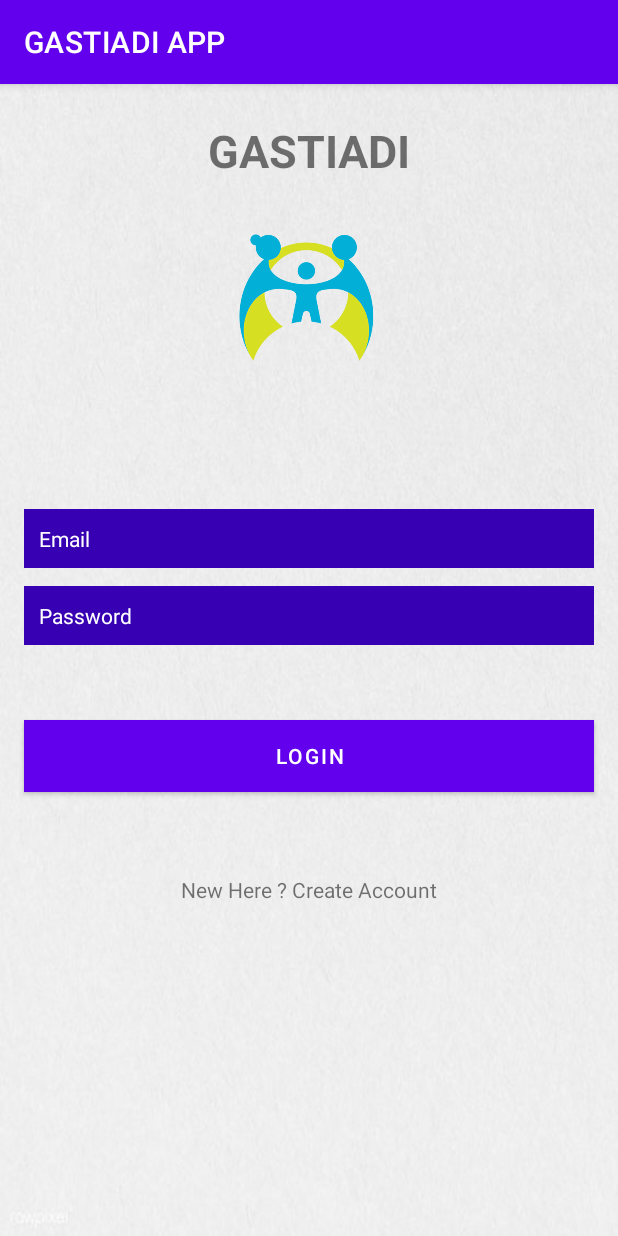
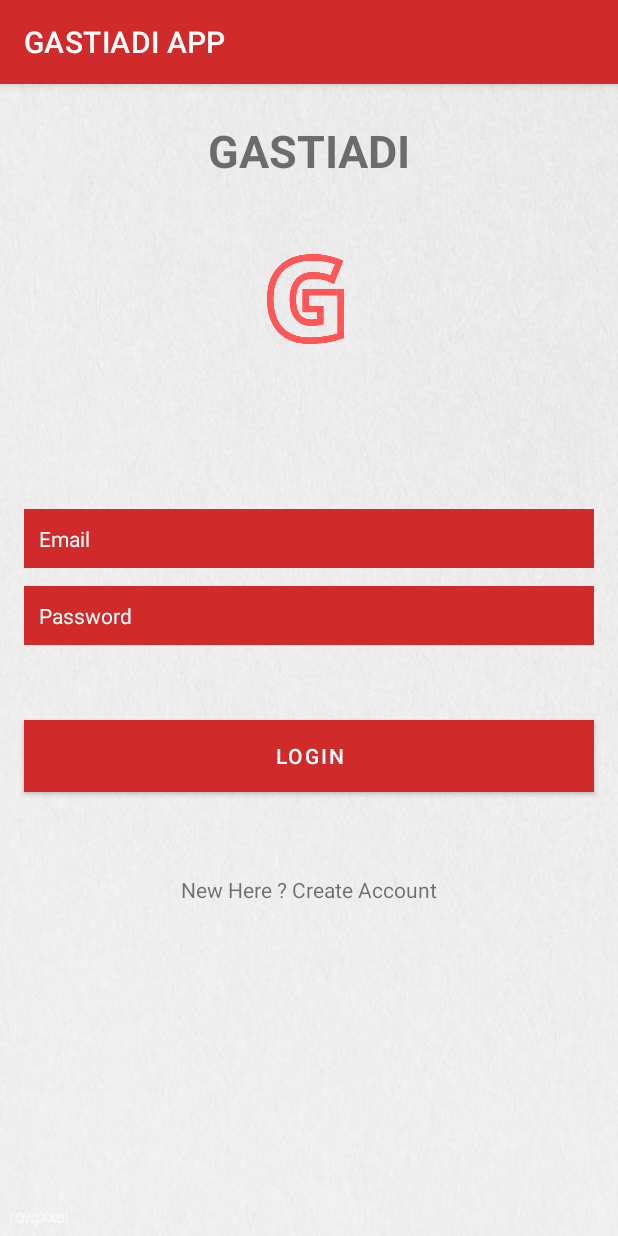
Before and after one commit to irfanazizalamin/GASTIADI-APP, an Android app: the Login screen opened directly, with no data from a screen before it, on a phone screen of 412 x 824 dp. Run offline under Robolectric (Android 15) with nearby library versions, the phone set to English and light mode, and no system bars; our stand-ins replace Firebase (no records; nobody signed in at launch, a user with empty details on screens opened directly).

Commit message:
change theme

```diff
--- a/app/src/main/java/com/dicoding/picodiploma/gastiadiapp/MainActivity.java
+++ b/app/src/main/java/com/dicoding/picodiploma/gastiadiapp/ui/MainActivity.java
@@ -1,4 +1,4 @@
-package com.dicoding.picodiploma.gastiadiapp;
+package com.dicoding.picodiploma.gastiadiapp.ui;
 
 import androidx.appcompat.app.AppCompatActivity;
 
@@ -7,6 +7,7 @@ import android.os.Bundle;
 import android.view.View;
 import android.widget.Toast;
 
+import com.dicoding.picodiploma.gastiadiapp.R;
 import com.dicoding.picodiploma.gastiadiapp.ui.chat.ChatFragment;
 import com.dicoding.picodiploma.gastiadiapp.ui.dashboard.DashboardFragment;
 import com.dicoding.picodiploma.gastiadiapp.ui.profile.Login;
--- a/app/src/main/res/layout/activity_login.xml
+++ b/app/src/main/res/layout/activity_login.xml
@@ -32,7 +32,7 @@
         app:layout_constraintHorizontal_bias="0.51"
         app:layout_constraintStart_toStartOf="@+id/textView"
         app:layout_constraintTop_toTopOf="parent"
-        app:srcCompat="@drawable/background" />
+        app:srcCompat="@drawable/ic_icon" />
 
     <EditText
         android:id="@+id/Email"
@@ -42,13 +42,13 @@
         android:layout_marginLeft="16dp"
         android:layout_marginEnd="16dp"
         android:layout_marginRight="16dp"
-        android:background="@color/colorPrimaryDark"
+        android:background="@color/purple_500"
         android:ems="10"
         android:inputType="textEmailAddress"
         android:padding="10dp"
         android:hint="Email"
-        android:textColorHint="@color/colorWhite"
-        android:textColor="@color/colorWhite"
+        android:textColorHint="@color/white"
+        android:textColor="@color/white"
         android:textSize="14sp"
         app:layout_constraintBottom_toBottomOf="parent"
         app:layout_constraintEnd_toEndOf="parent"
@@ -64,13 +64,13 @@
         android:layout_marginLeft="16dp"
         android:layout_marginEnd="16dp"
         android:layout_marginRight="16dp"
-        android:background="@color/colorPrimaryDark"
+        android:background="@color/purple_500"
         android:ems="10"
         android:inputType="textPassword"
         android:padding="10dp"
         android:hint="Password"
-        android:textColorHint="@color/colorWhite"
-        android:textColor="@color/colorWhite"
+        android:textColorHint="@color/white"
+        android:textColor="@color/white"
         android:textSize="14sp"
         app:layout_constraintBottom_toBottomOf="parent"
         app:layout_constraintEnd_toEndOf="parent"
@@ -87,7 +87,7 @@
         android:layout_marginTop="24dp"
         android:layout_marginEnd="16dp"
         android:layout_marginRight="16dp"
-        android:background="@color/colorWhite"
+        android:background="@color/white"
         android:text="LOGIN"
         app:layout_constraintBottom_toBottomOf="parent"
         app:layout_constraintEnd_toEndOf="parent"
--- a/app/src/main/res/values/colors.xml
+++ b/app/src/main/res/values/colors.xml
@@ -1,16 +1,12 @@
 <?xml version="1.0" encoding="utf-8"?>
 <resources>
-    <color name="purple_200">#FFBB86FC</color>
-    <color name="purple_500">#FF6200EE</color>
-    <color name="purple_700">#FF3700B3</color>
+    <color name="purple_200">#fc5454</color>
+    <color name="purple_500">#D12A2A</color>
+    <color name="purple_700">#AC1111</color>
+    <color name="purple_900">#650000</color>
     <color name="teal_200">#FF03DAC5</color>
     <color name="teal_700">#FF018786</color>
     <color name="black">#FF000000</color>
     <color name="white">#FFFFFFFF</color>
     <color name="red">	#FFFF0000</color>
-    <color name="blue">#185adb</color>
-    <color name="colorPrimary">#6200EE</color>
-    <color name="colorWhite">#FFFFFF</color>
-    <color name="colorPrimaryDark">#3700B3</color>
-    <color name="colorAccent">#03DAC5</color>
 </resources>
```
Also changed, not shown: app/src/main/AndroidManifest.xml (+3 -9 lines), app/src/main/java/com/dicoding/picodiploma/gastiadiapp/SplashScreenActivity.java (added, +30 -0 lines), app/src/main/java/com/dicoding/picodiploma/gastiadiapp/ui/profile/Login.java (+0 -9 lines), app/src/main/java/com/dicoding/picodiploma/gastiadiapp/ui/profile/Register.java (+0 -9 lines), app/src/main/res/layout/activity_main.xml (+5 -5 lines), app/src/main/res/layout/activity_register.xml (+7 -7 lines), app/src/main/res/layout/activity_splash_screen.xml (added, +19 -0 lines), app/src/main/res/layout/fragment_dashboard.xml (+9 -20 lines), app/src/main/res/drawable/ic_icon.png (added), app/src/main/res/drawable/ic_logo.png (added).
